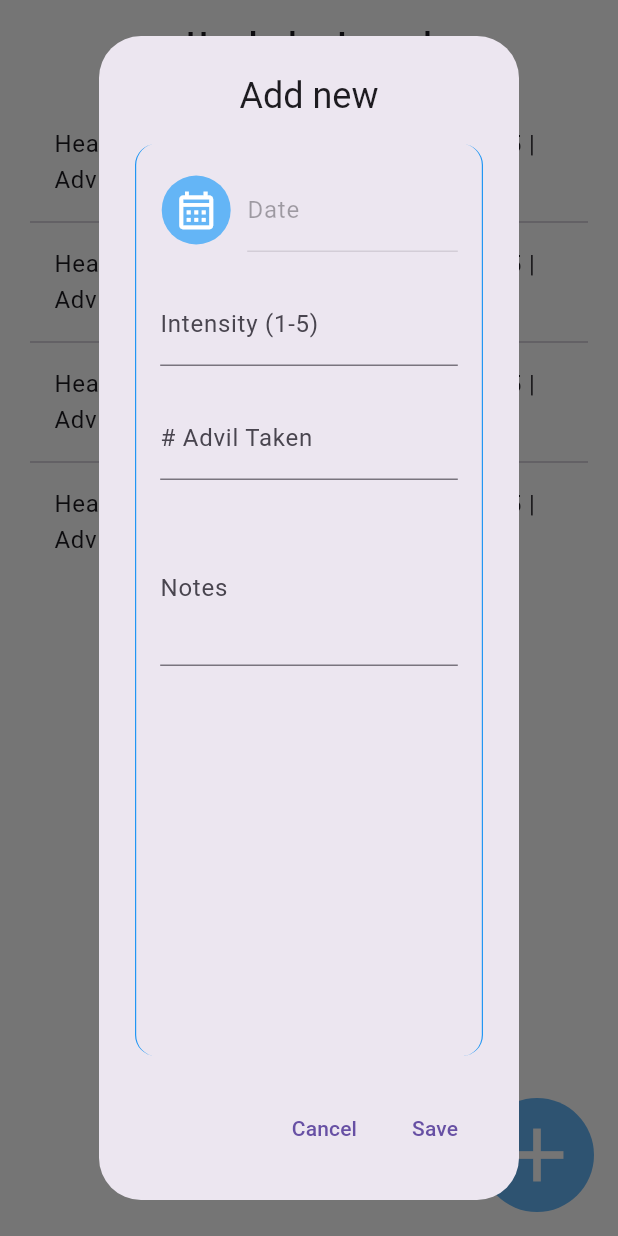
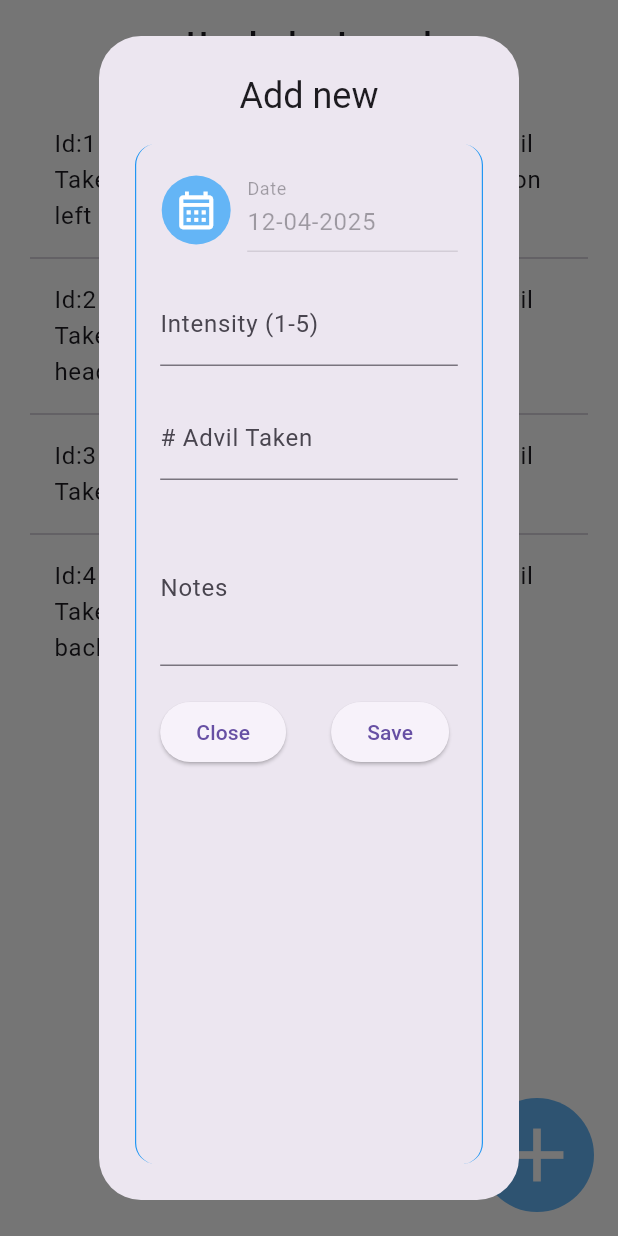
Before and after one commit to eric-sclafani/headache_tracker, a Flutter app: the screen it shows after launch, after a tap on the "add" icon, on a phone screen of 412 x 824 dp. Run offline on Flutter 3.47's test engine with Material 3 defaults, Android fonts, the phone set to English and light mode, and no system bars.

Commit message:
added headache recording, memory state saving

```diff
--- a/lib/models/headache.dart
+++ /dev/null
@@ -1,23 +0,0 @@
-import 'package:intl/intl.dart';
-
-class Headache {
-  final int id;
-  final int intensity;
-  final DateTime occurenceDate;
-  final int numAdvilTaken;
-  final String? notes;
-
-  Headache({
-    required this.id,
-    required this.intensity,
-    required this.occurenceDate,
-    required this.numAdvilTaken,
-    this.notes,
-  });
-
-  @override
-  String toString() {
-    var formatter = DateFormat('MM-dd-yyyy');
-    return 'Headache: Intensity=$intensity | Date=${formatter.format(occurenceDate)} | Advil Taken=$numAdvilTaken';
-  }
-}
--- /dev/null
+++ b/lib/models/headache_event.dart
@@ -0,0 +1,23 @@
+import 'package:intl/intl.dart';
+
+class HeadacheEvent {
+  int id;
+  int intensity;
+  DateTime occurenceDate;
+  int numAdvilTaken;
+  String? notes;
+
+  HeadacheEvent({
+    required this.id,
+    required this.intensity,
+    required this.occurenceDate,
+    required this.numAdvilTaken,
+    this.notes,
+  });
+
+  @override
+  String toString() {
+    var formatter = DateFormat('MM-dd-yyyy');
+    return 'Id:$id | Intensity=$intensity | Date=${formatter.format(occurenceDate)} | Advil Taken=$numAdvilTaken | Notes=$notes';
+  }
+}
--- a/lib/providers/headache_model.dart
+++ b/lib/providers/headache_model.dart
@@ -1,17 +1,64 @@
-import 'dart:collection';
-
+import 'package:collection/collection.dart';
 import 'package:flutter/material.dart';
-import 'package:headache_tracker/models/headache.dart';
+import 'package:headache_tracker/models/headache_event.dart';
 
 class HeadacheModel extends ChangeNotifier {
-  final List<Headache> _headaches = [];
+  final List<HeadacheEvent> _headaches = _initSeedData();
 
-  UnmodifiableListView<Headache> get items => UnmodifiableListView(_headaches);
+  UnmodifiableListView<HeadacheEvent> get allHeadaches =>
+      UnmodifiableListView(_headaches);
 
   int get totalHeadaches => _headaches.length;
 
-  void add(Headache headache) {
+  void add(HeadacheEvent headache) {
+    headache.id = _getLatestId();
     _headaches.add(headache);
     notifyListeners();
   }
+
+  int _getLatestId() {
+    var h = maxBy(_headaches, (h) => h.id);
+    return h != null ? h.id + 1 : 0;
+  }
 }
+
+List<HeadacheEvent> _initSeedData() {
+  List<HeadacheEvent> data = [];
+  data.add(
+    HeadacheEvent(
+      id: 1,
+      intensity: 3,
+      occurenceDate: DateTime.now(),
+      numAdvilTaken: 2,
+      notes: 'decent pain. Localized on left side',
+    ),
+  );
+  data.add(
+    HeadacheEvent(
+      id: 2,
+      intensity: 5,
+      occurenceDate: DateTime.now(),
+      numAdvilTaken: 4,
+      notes: 'bad pain in center of head. took 3 advil, then 1 more hour later',
+    ),
+  );
+  data.add(
+    HeadacheEvent(
+      id: 3,
+      intensity: 1,
+      occurenceDate: DateTime.now(),
+      numAdvilTaken: 1,
+      notes: 'minor pain.',
+    ),
+  );
+  data.add(
+    HeadacheEvent(
+      id: 4,
+      intensity: 4,
+      occurenceDate: DateTime.now(),
+      numAdvilTaken: 3,
+      notes: 'bad pain. Localized on back right side',
+    ),
+  );
+  return data;
+}
--- a/lib/widgets/form_dialog.dart
+++ b/lib/widgets/form_dialog.dart
@@ -11,26 +11,12 @@ class FormDialog extends StatelessWidget {
   @override
   Widget build(BuildContext context) {
     return Consumer<HeadacheModel>(
-      builder: (context, headache, _) => AlertDialog(
+      builder: (context, headacheModel, _) => AlertDialog(
         title: Text(
           mode == 'add' ? 'Add new' : 'Editing',
           textAlign: TextAlign.center,
         ),
         content: HeadacheForm(),
-        actions: <Widget>[
-          TextButton(
-            onPressed: () {
-              Navigator.of(context).pop();
-            },
-            child: const Text('Cancel'),
-          ),
-          TextButton(
-            onPressed: () {
-              Navigator.of(context).pop();
-            },
-            child: const Text('Save'),
-          ),
-        ],
       ),
     );
   }
--- a/lib/widgets/headache_form.dart
+++ b/lib/widgets/headache_form.dart
@@ -1,5 +1,6 @@
 import 'package:flutter/material.dart';
 import 'package:flutter/services.dart';
+import 'package:headache_tracker/models/headache_event.dart';
 import 'package:headache_tracker/providers/headache_model.dart';
 import 'package:intl/intl.dart';
 import 'package:provider/provider.dart';
@@ -14,6 +15,20 @@ class HeadacheForm extends StatefulWidget {
 class _HeadacheFormState extends State<HeadacheForm> {
   final _formKey = GlobalKey<FormState>();
   final _dateController = TextEditingController();
+  final _dateFormatter = DateFormat('MM-dd-yyyy');
+
+  final HeadacheEvent _headacheForm = HeadacheEvent(
+    id: 0,
+    intensity: 0,
+    occurenceDate: DateTime.now(),
+    numAdvilTaken: 0,
+  );
+
+  @override
+  void initState() {
+    _dateController.text = _dateFormatter.format(DateTime.now());
+    super.initState();
+  }
 
   @override
   void dispose() {
@@ -24,7 +39,7 @@ class _HeadacheFormState extends State<HeadacheForm> {
   @override
   Widget build(BuildContext context) {
     return Consumer<HeadacheModel>(
-      builder: (context, headache, _) => Form(
+      builder: (context, headacheModel, _) => Form(
         key: _formKey,
         child: Container(
           decoration: BoxDecoration(
@@ -42,6 +57,7 @@ class _HeadacheFormState extends State<HeadacheForm> {
               _intensityInput(),
               _numAdvilInput(),
               _notesInput(),
+              _dialogButtons(context, headacheModel),
             ],
           ),
         ),
@@ -53,21 +69,39 @@ class _HeadacheFormState extends State<HeadacheForm> {
     return TextFormField(
       decoration: InputDecoration(labelText: "Intensity (1-5)"),
       keyboardType: TextInputType.number,
+      onSaved: (value) {
+        if (value != null && value.isNotEmpty) {
+          var valueInt = int.parse(value);
+          _headacheForm.intensity = valueInt;
+        }
+      },
       validator: (value) {
-        if (value == null || value.isEmpty) {
-          return 'Enter a digit 1 to 5';
+        const msg = 'Enter a digit 1 to 5';
+        if (value != null && value.isNotEmpty) {
+          var valueInt = int.parse(value);
+          if (valueInt < 1 || valueInt > 5) {
+            return msg;
+          }
+        } else if (value == null || value.isEmpty) {
+          return msg;
         }
+
         return null;
       },
       inputFormatters: [FilteringTextInputFormatter.digitsOnly],
     );
   }
 
-  // TODO: eventually break advil out into own object, add amount and time taken
   TextFormField _numAdvilInput() {
     return TextFormField(
       decoration: InputDecoration(labelText: "# Advil Taken"),
       keyboardType: TextInputType.number,
+      onSaved: (value) {
+        if (value != null && value.isNotEmpty) {
+          var valueInt = int.parse(value);
+          _headacheForm.numAdvilTaken = valueInt;
+        }
+      },
       validator: (value) {
         if (value == null || value.isEmpty) {
           return 'Enter digit';
@@ -83,6 +117,7 @@ class _HeadacheFormState extends State<HeadacheForm> {
       decoration: InputDecoration(labelText: "Notes"),
       maxLines: 3,
       keyboardType: TextInputType.multiline,
+      onSaved: (value) => _headacheForm.notes = value,
     );
   }
 
@@ -96,8 +131,8 @@ class _HeadacheFormState extends State<HeadacheForm> {
           onPressed: () async {
             var date = await _selectDate(context);
             if (date != null) {
-              var formatter = DateFormat('MM-dd-yyyy');
-              _dateController.text = formatter.format(date);
+              _dateController.text = _dateFormatter.format(date);
+              _headacheForm.occurenceDate = date;
             }
           },
         ),
@@ -107,6 +142,30 @@ class _HeadacheFormState extends State<HeadacheForm> {
             controller: _dateController,
             decoration: InputDecoration(labelText: 'Date'),
           ),
+        ),
+      ],
+    );
+  }
+
+  Row _dialogButtons(BuildContext context, HeadacheModel headacheModel) {
+    return Row(
+      spacing: 30,
+      children: [
+        ElevatedButton(
+          onPressed: () {
+            Navigator.pop(context);
+          },
+          child: Text('Close'),
+        ),
+        ElevatedButton(
+          onPressed: () {
+            if (_formKey.currentState!.validate()) {
+              _formKey.currentState!.save();
+              headacheModel.add(_headacheForm);
+            }
+            // Navigator.pop(context);
+          },
+          child: Text('Save'),
         ),
       ],
     );
--- a/lib/widgets/headache_list.dart
+++ b/lib/widgets/headache_list.dart
@@ -1,62 +1,25 @@
 import 'package:flutter/material.dart';
-import 'package:headache_tracker/models/headache.dart';
+import 'package:headache_tracker/providers/headache_model.dart';
+import 'package:provider/provider.dart';
 
 class HeadacheList extends StatelessWidget {
   const HeadacheList({super.key});
 
   @override
   Widget build(BuildContext context) {
-    var items = _initSeedData();
-    return Expanded(
-      child: ListView.separated(
-        itemCount: items.length,
-        separatorBuilder: (BuildContext context, int index) => const Divider(),
-        itemBuilder: (context, index) {
-          return ListTile(title: Text(items[index].toString()));
-        },
+    return Consumer<HeadacheModel>(
+      builder: (context, headacheModel, _) => Expanded(
+        child: ListView.separated(
+          itemCount: headacheModel.allHeadaches.length,
+          separatorBuilder: (BuildContext context, int index) =>
+              const Divider(),
+          itemBuilder: (context, index) {
+            return ListTile(
+              title: Text(headacheModel.allHeadaches[index].toString()),
+            );
+          },
+        ),
       ),
     );
   }
-
-  List<Headache> _initSeedData() {
-    List<Headache> data = [];
-    data.add(
-      Headache(
-        id: 1,
-        intensity: 3,
-        occurenceDate: DateTime.now(),
-        numAdvilTaken: 2,
-        notes: 'decent pain. Localized on left side',
-      ),
-    );
-    data.add(
-      Headache(
-        id: 2,
-        intensity: 5,
-        occurenceDate: DateTime.now(),
-        numAdvilTaken: 4,
-        notes:
-            'bad pain in center of head. took 3 advil, then 1 more hour later',
-      ),
-    );
-    data.add(
-      Headache(
-        id: 3,
-        intensity: 1,
-        occurenceDate: DateTime.now(),
-        numAdvilTaken: 1,
-        notes: 'minor pain.',
-      ),
-    );
-    data.add(
-      Headache(
-        id: 4,
-        intensity: 4,
-        occurenceDate: DateTime.now(),
-        numAdvilTaken: 3,
-        notes: 'bad pain. Localized on back right side',
-      ),
-    );
-    return data;
-  }
 }
--- a/pubspec.yaml
+++ b/pubspec.yaml
@@ -7,6 +7,7 @@ environment:
   sdk: ^3.10.1
 
 dependencies:
+  collection: ^1.19.1
   flutter:
     sdk: flutter
   intl: ^0.20.2
```
Also changed, not shown: pubspec.lock.
